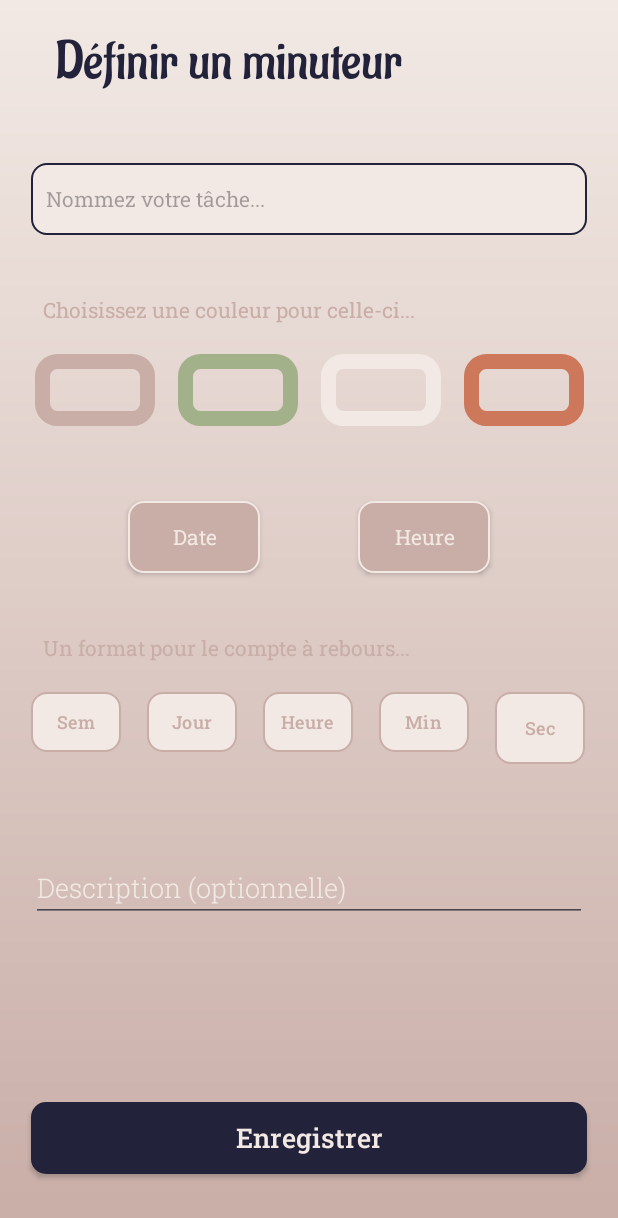
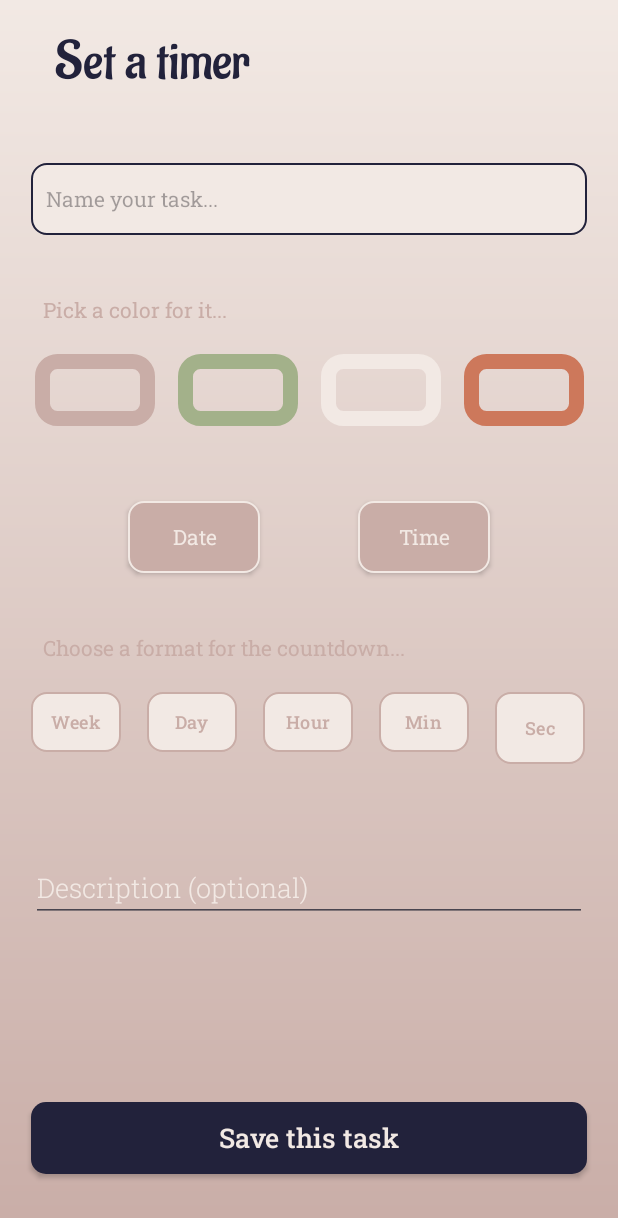
Before and after one commit to blarbee/deadline_countdown, an Android app: the screen it shows after launch (TaskActivity), item 2 of the bottom bar chosen, on a phone screen of 412 x 824 dp. Shown: the top 1218 px of the screen. Run offline under Robolectric (Android 15) with nearby library versions, the phone set to English and light mode, and no system bars; our stand-ins replace FlexboxLayout, Room's generated code.

```diff
--- a/app/src/main/res/values/strings.xml
+++ b/app/src/main/res/values/strings.xml
@@ -1,22 +1,41 @@
+<!--<resources>-->
+<!--    <string name="app_name">Compte_à_Rebours</string>-->
+<!--    <string name="hello_blank_fragment">Bonjour fragment vide</string>-->
+<!--    <string name="set_a_timer">Définir un minuteur</string>-->
+<!--    <string name="name_your_task">Nommez votre tâche...</string>-->
+<!--    <string name="pick_a_color_for_it">Choisissez une couleur pour celle-ci...</string>-->
+<!--    <string name="choose_a_format_for_the_countdown">Un format pour le compte à rebours...</string>-->
+<!--    <string name="week">Sem</string>-->
+<!--    <string name="day">Jour</string>-->
+<!--    <string name="hour">Heure</string>-->
+<!--    <string name="min">Min</string>-->
+<!--    <string name="sec">Sec</string>-->
+<!--    <string name="coming_soon">À venir...</string>-->
+<!--    <string name="get_it_done_in_time">Terminez dans les temps!</string>-->
+<!--    <string name="settings">Paramètres</string>-->
+<!--    <string name="date">Date</string>-->
+<!--    <string name="time">Heure</string>-->
+<!--    <string name="description_optional">Description (optionnelle)</string>-->
+<!--    <string name="save_this_task">Enregistrer</string>-->
+<!--</resources>-->
+
 <resources>
-    <string name="app_name">Compte_à_Rebours</string>
-    <string name="hello_blank_fragment">Bonjour fragment vide</string>
-    <string name="set_a_timer">Définir un minuteur</string>
-    <string name="name_your_task">Nommez votre tâche...</string>
-    <string name="pick_a_color_for_it">Choisissez une couleur pour celle-ci...</string>
-    <string name="choose_a_format_for_the_countdown">Un format pour le compte à rebours...</string>
-    <string name="week">Sem</string>
-    <string name="day">Jour</string>
-    <string name="hour">Heure</string>
-    <string name="min">Min</string>
-    <string name="sec">Sec</string>
-    <string name="coming_soon">À venir...</string>
-    <string name="get_it_done_in_time">Terminez dans les temps!</string>
-    <string name="settings">Paramètres</string>
-    <string name="date">Date</string>
-    <string name="time">Heure</string>
-    <string name="description_optional">Description (optionnelle)</string>
-    <string name="save_this_task">Enregistrer</string>
-
-
+<string name="app_name">Deadline_Countdown</string>
+<string name="hello_blank_fragment">Hello blank fragment</string>
+<string name="set_a_timer">Set a timer</string>
+<string name="name_your_task">Name your task...</string>
+<string name="pick_a_color_for_it">Pick a color for it...</string>
+<string name="choose_a_format_for_the_countdown">Choose a format for the countdown...</string>
+<string name="week">Week</string>
+<string name="day">Day</string>
+<string name="hour">Hour</string>
+<string name="min">Min</string>
+<string name="sec">Sec</string>
+<string name="coming_soon">Coming soon...</string>
+<string name="get_it_done_in_time">Get it done in time!</string>
+<string name="settings">Settings</string>
+<string name="date">Date</string>
+<string name="time">Time</string>
+<string name="description_optional">Description (optional)</string>
+<string name="save_this_task">Save this task</string>
 </resources>
```
Also changed, not shown: app/src/main/java/com/example/deadline_countdown/MyTaskRecyclerViewAdapter.java (+31 -13 lines).
